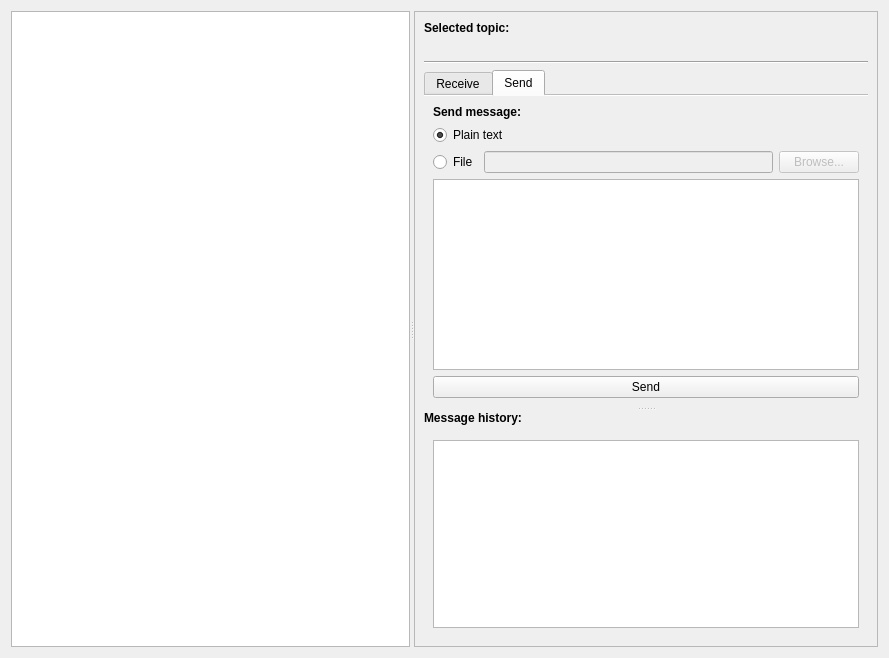
Old version of the form src/explorerpage.ui in the repository HarryMichal/fit-mqtt-explorer.
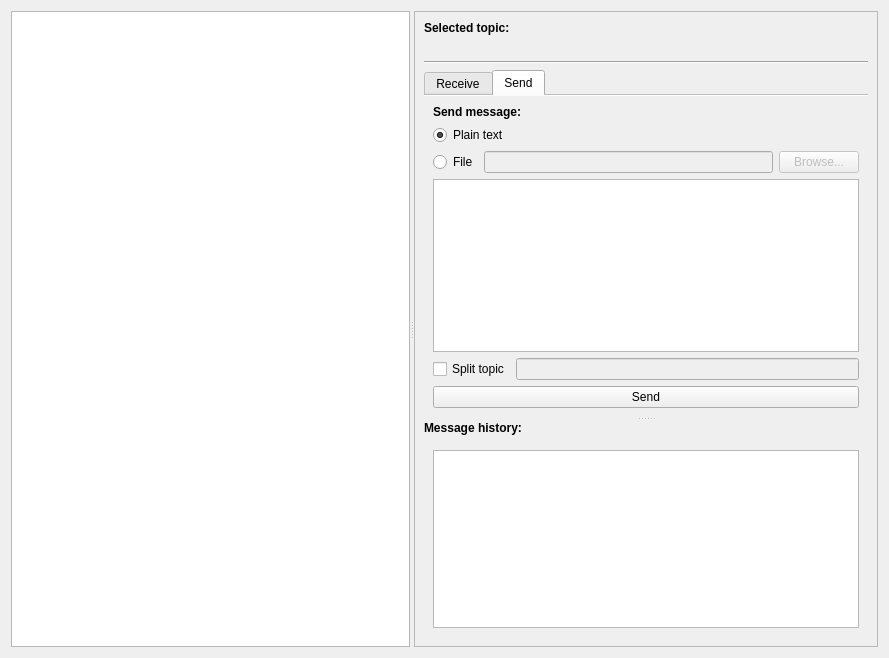
New version of the form. The open tabs and pages were chosen to show the change. Custom widgets are drawn as their Qt base class.

Commit message: explorerpage: Wire up sending of messages (text & files)

```diff
--- a/src/explorerpage.ui
+++ b/src/explorerpage.ui
@@ -156,6 +156,8 @@
               </widget>
              </item>
              <item>
+              <layout class="QVBoxLayout" name="verticalLayout_5">
+               <item>
               <widget class="QRadioButton" name="radioButtonPlainText">
                <property name="text">
                 <string>Plain text</string>
@@ -203,6 +205,26 @@
                </property>
               </widget>
              </item>
+              </layout>
+             </item>
+             <item>
+              <layout class="QHBoxLayout" name="horizontalLayout_3">
+               <item>
+                <widget class="QCheckBox" name="splitTopicBox">
+                 <property name="text">
+                  <string>Split topic</string>
+                 </property>
+                </widget>
+               </item>
+               <item>
+                <widget class="QLineEdit" name="splitTopicText">
+                 <property name="enabled">
+                  <bool>false</bool>
+                 </property>
+                </widget>
+               </item>
+              </layout>
+             </item>
              <item>
               <widget class="QPushButton" name="sendButton">
                <property name="text">
@@ -238,8 +260,8 @@
                 <rect>
                  <x>0</x>
                  <y>0</y>
-                 <width>457</width>
-                 <height>202</height>
+                 <width>454</width>
+                 <height>190</height>
                 </rect>
                </property>
                <layout class="QVBoxLayout" name="verticalLayout_7">
```
Left out of the diff: 26 changed lines with no effect on the pictures. Lines whose indentation alone changed are shown as unchanged. The commit also changes 3 other files.
